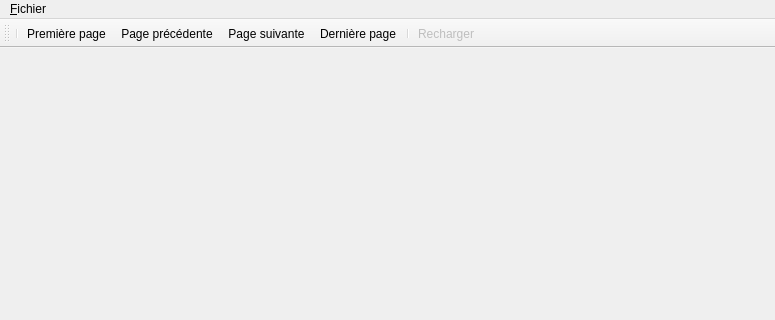
The window that src/viewer/CMainFrm.ui (lit-uriy/libqt4report) describes before a commit, drawn with Qt 5; both pictures show x 0 to 775 and y 0 to 320 of the 775 by 611 pixel window.
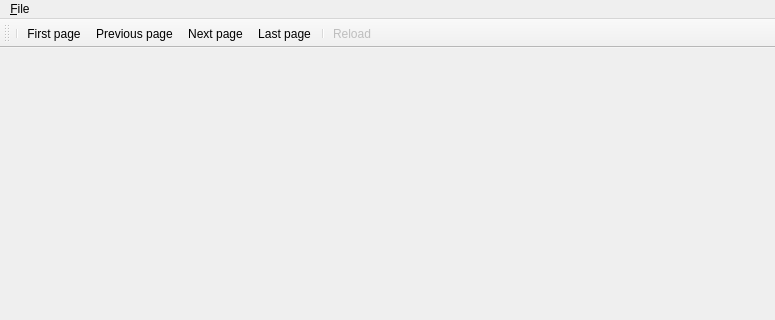
The same window after the commit. Icons and pictures are not drawn.

```diff
--- a/src/viewer/CMainFrm.ui
+++ b/src/viewer/CMainFrm.ui
@@ -25,7 +25,7 @@
    </property>
    <widget class="QMenu" name="menu_Fichier">
     <property name="title">
-     <string>&amp;Fichier</string>
+     <string>&amp;File</string>
     </property>
     <addaction name="actionOuvrir"/>
     <addaction name="actionFermer"/>
@@ -59,7 +59,7 @@
      <normaloff>:/viewer/images/2leftarrow.png</normaloff>:/viewer/images/2leftarrow.png</iconset>
    </property>
    <property name="text">
-    <string>Première page</string>
+    <string>First page</string>
    </property>
    <property name="toolTip">
     <string>Première page</string>
@@ -71,7 +71,10 @@
      <normaloff>:/viewer/images/1leftarrow.png</normaloff>:/viewer/images/1leftarrow.png</iconset>
    </property>
    <property name="text">
-    <string>Page précédente</string>
+    <string>Previous page</string>
+   </property>
+   <property name="iconText">
+    <string>Previous page</string>
    </property>
    <property name="toolTip">
     <string>Page précédente</string>
@@ -83,7 +86,10 @@
      <normaloff>:/viewer/images/1rightarrow.png</normaloff>:/viewer/images/1rightarrow.png</iconset>
    </property>
    <property name="text">
-    <string>Page suivante</string>
+    <string>Next page</string>
+   </property>
+   <property name="iconText">
+    <string>Next page</string>
    </property>
    <property name="toolTip">
     <string>Page suivante</string>
@@ -95,7 +101,7 @@
      <normaloff>:/viewer/images/2rightarrow.png</normaloff>:/viewer/images/2rightarrow.png</iconset>
    </property>
    <property name="text">
-    <string>Dernière page</string>
+    <string>Last page</string>
    </property>
    <property name="toolTip">
     <string>Dernière page</string>
@@ -128,7 +134,7 @@
      <normaloff>:/viewer/images/reload.png</normaloff>:/viewer/images/reload.png</iconset>
    </property>
    <property name="text">
-    <string>Recharger</string>
+    <string>Reload</string>
    </property>
    <property name="toolTip">
     <string>Reharger</string>
```
Left out of the diff: 16 changed lines with no effect on the pictures.
